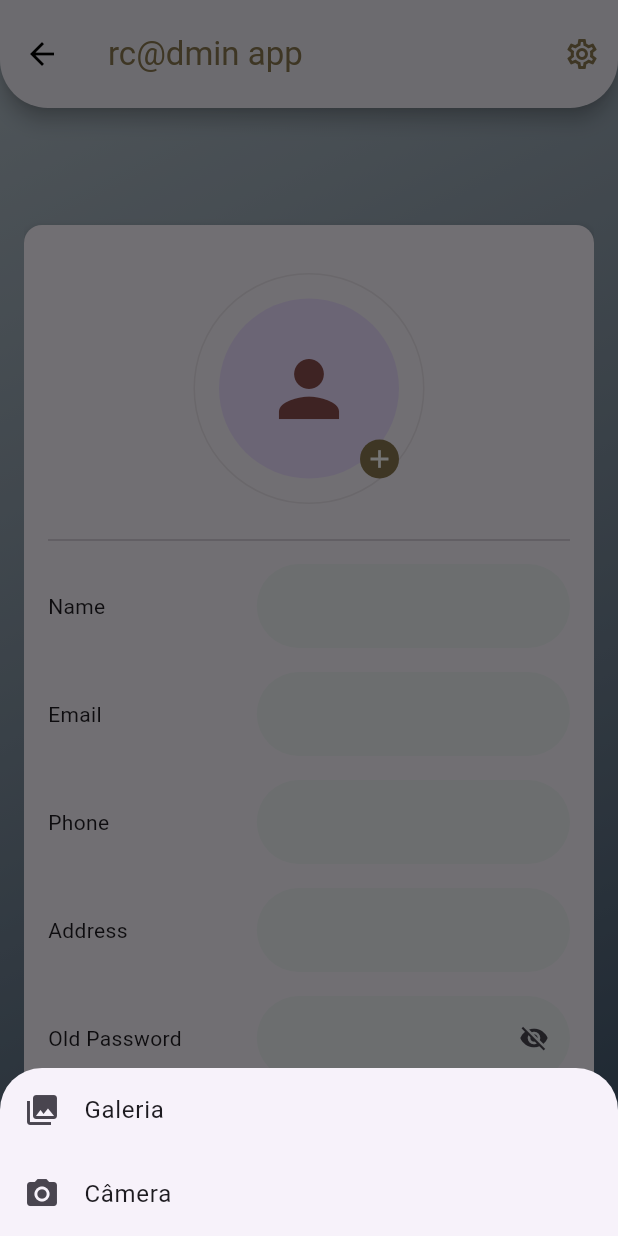
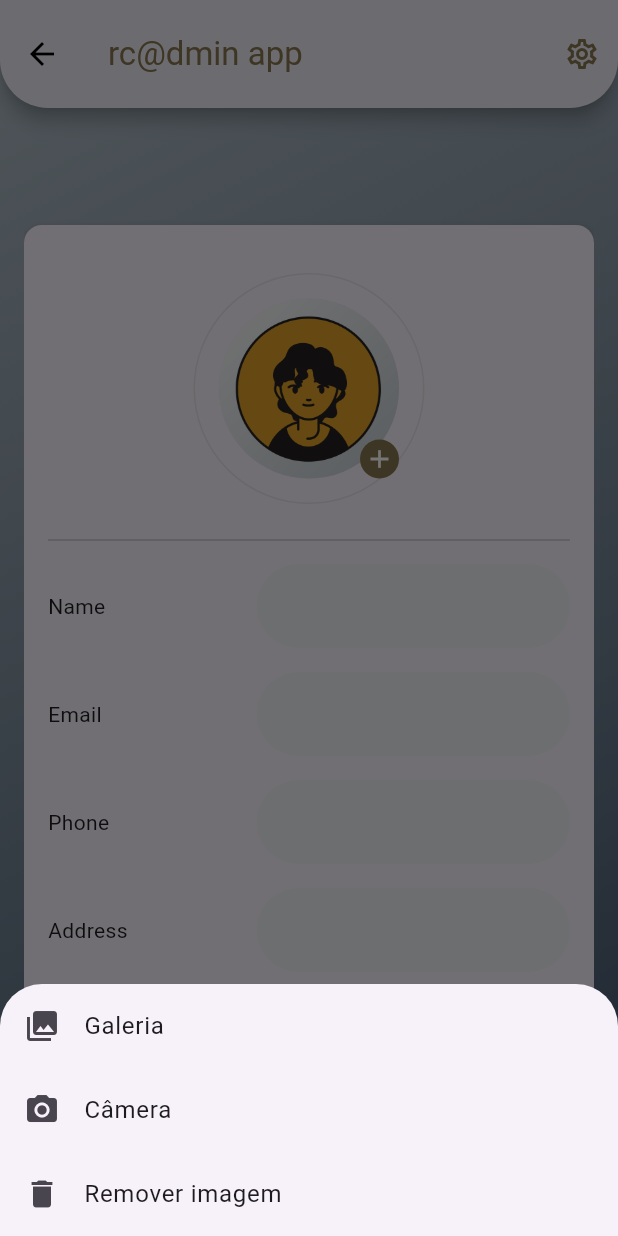
Before and after one commit to jady-sm-godoi/rcadminapp, a Flutter app: the EditProfileScreen screen opened directly with empty values, after a tap on the "add" icon, on a phone screen of 412 x 824 dp. Run offline on Flutter 3.47's test engine with Material 3 defaults, Android fonts, the phone set to English and light mode, and no system bars; our stand-ins replace flutter_svg, image_picker.

Commit message:
feat: deleção de imagem do profile

```diff
--- a/lib/screens/edit_profile_screen.dart
+++ b/lib/screens/edit_profile_screen.dart
@@ -17,12 +17,13 @@ class EditProfileScreen extends StatefulWidget {
 
 class _EditProfileScreenState extends State<EditProfileScreen> {
   File? _selectedImage;
+  bool _imageDeleted = false;
 
   Future<void> profilePicUpdate() async {
     try {
       final ImagePicker picker = ImagePicker();
 
-      final ImageSource? source = await showModalBottomSheet<ImageSource>(
+      final dynamic source = await showModalBottomSheet<dynamic>(
         context: context,
         builder: (BuildContext context) {
           return SafeArea(
@@ -38,6 +39,13 @@ class _EditProfileScreenState extends State<EditProfileScreen> {
                   title: const Text('Câmera'),
                   onTap: () => Navigator.of(context).pop(ImageSource.camera),
                 ),
+                ListTile(
+                  leading: const Icon(Icons.delete),
+                  title: const Text('Remover imagem'),
+                  onTap: () {
+                    Navigator.of(context).pop('delete');
+                  },
+                )
               ],
             ),
           );
@@ -46,13 +54,33 @@ class _EditProfileScreenState extends State<EditProfileScreen> {
 
       if (source == null) return;
 
-      final XFile? image = await picker.pickImage(source: source);
+      final auth = Provider.of<Auth>(context, listen: false);
+
+      if (source == 'delete') {
+        ScaffoldMessenger.of(context).showSnackBar(
+          const SnackBar(content: Text('Removendo imagem...')),
+        );
+
+        await ProfileService().deleteProfileImage(auth);
+
+        if (!context.mounted) return;
+
+        ScaffoldMessenger.of(context).hideCurrentSnackBar();
+        ScaffoldMessenger.of(context).showSnackBar(
+          const SnackBar(content: Text('Imagem removida com sucesso!')),
+        );
+        setState(() {
+          _selectedImage = null;
+          _imageDeleted = true;
+        });
+        return;
+      }
+
+      final XFile? image = await picker.pickImage(source: source as ImageSource, imageQuality: 50);
 
       if (image == null) return;
 
       if (!context.mounted) return;
-
-      final auth = Provider.of<Auth>(context, listen: false);
 
       ScaffoldMessenger.of(context).showSnackBar(
         const SnackBar(content: Text('Enviando imagem...')),
@@ -70,6 +98,7 @@ class _EditProfileScreenState extends State<EditProfileScreen> {
       // Só atualiza a UI se a linha de cima (upload) funcionar sem erros
       setState(() {
         _selectedImage = File(image.path);
+        _imageDeleted = false;
       });
 
     } catch (e) {
@@ -137,7 +166,7 @@ class _EditProfileScreenState extends State<EditProfileScreen> {
                 child: Column(
                   children: [
                     ProfilePic(
-                      image: user.imageUrl,
+                      image: _imageDeleted ? '' : user.imageUrl,
                       imageFile: _selectedImage, // Passa a imagem local se existir
                       isShowPhotoUpload: true,
                       imageUploadBtnPress: profilePicUpdate,
--- a/lib/widgets/profile_pic.dart
+++ b/lib/widgets/profile_pic.dart
@@ -35,10 +35,7 @@ class ProfilePic extends StatelessWidget {
             radius: 60,
             backgroundImage: imageFile != null
                 ? FileImage(imageFile!) as ImageProvider
-                : (image.isNotEmpty ? NetworkImage(image) : null),
-            child: image.isEmpty
-                ? const Icon(Icons.person, size: 60, color: Color.fromARGB(255, 136, 76, 76))
-                : null,
+                : (image.isNotEmpty ? NetworkImage(image) : const AssetImage('assets/images/avatar_placeholder.png') as ImageProvider),
           ),
           if (isShowPhotoUpload)
             InkWell(
--- a/pubspec.yaml
+++ b/pubspec.yaml
@@ -66,6 +66,7 @@ flutter:
   assets:
     - assets/images/jady.jpg
     - assets/images/RCA.png
+    - assets/images/avatar_placeholder.png
     # - images/a_dot_ham.jpeg
 
   # An image asset can refer to one or more resolution-specific "variants", see
```
Also changed, not shown: lib/service/profile_service.dart (+38 -1 lines), assets/images/avatar_placeholder.png (added).
